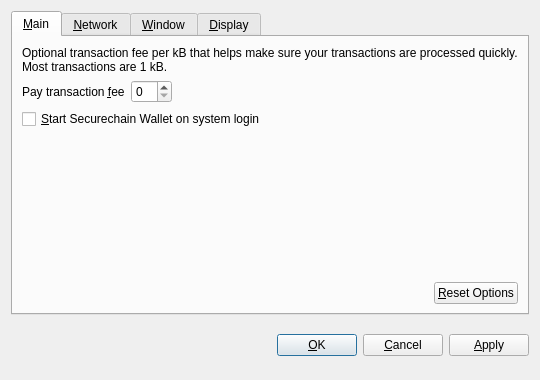
First picture: the form in src/qt/forms/optionsdialog.ui, repository securechain/securechain-wallet, before the edit.
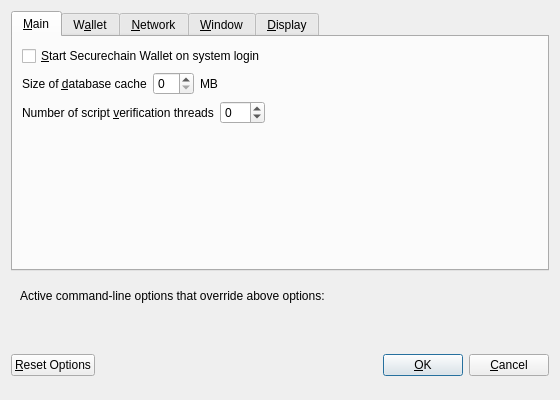
Second picture: the form after the edit. The open tabs and pages were chosen to show the change. Custom widgets are drawn as their Qt base class.

Commit message: Apply Bitcoin Core 0.9.0 update

```diff
--- a/src/qt/forms/optionsdialog.ui
+++ b/src/qt/forms/optionsdialog.ui
@@ -6,8 +6,8 @@
    <rect>
     <x>0</x>
     <y>0</y>
-    <width>540</width>
-    <height>380</height>
+    <width>560</width>
+    <height>400</height>
    </rect>
   </property>
   <property name="windowTitle">
@@ -19,9 +19,6 @@
   <layout class="QVBoxLayout" name="verticalLayout">
    <item>
     <widget class="QTabWidget" name="tabWidget">
-     <property name="tabPosition">
-      <enum>QTabWidget::North</enum>
-     </property>
      <property name="currentIndex">
       <number>1</number>
      </property>
@@ -31,6 +28,122 @@
       </attribute>
       <layout class="QVBoxLayout" name="verticalLayout_Main">
        <item>
+        <widget class="QCheckBox" name="bitcoinAtStartup">
+         <property name="toolTip">
+          <string>Automatically start Securechain Wallet after logging in to the system.</string>
+         </property>
+         <property name="text">
+          <string>&amp;Start Securechain Wallet on system login</string>
+         </property>
+        </widget>
+       </item>
+       <item>
+        <layout class="QHBoxLayout" name="horizontalLayout_2_Main">
+         <item>
+          <widget class="QLabel" name="databaseCacheLabel">
+           <property name="text">
+            <string>Size of &amp;database cache</string>
+           </property>
+           <property name="textFormat">
+            <enum>Qt::PlainText</enum>
+           </property>
+           <property name="buddy">
+            <cstring>databaseCache</cstring>
+           </property>
+          </widget>
+         </item>
+         <item>
+          <widget class="QSpinBox" name="databaseCache"/>
+         </item>
+         <item>
+          <widget class="QLabel" name="databaseCacheUnitLabel">
+           <property name="text">
+            <string>MB</string>
+           </property>
+           <property name="textFormat">
+            <enum>Qt::PlainText</enum>
+           </property>
+          </widget>
+         </item>
+         <item>
+          <spacer name="horizontalSpacer_2_Main">
+           <property name="orientation">
+            <enum>Qt::Horizontal</enum>
+           </property>
+           <property name="sizeHint" stdset="0">
+            <size>
+             <width>40</width>
+             <height>20</height>
+            </size>
+           </property>
+          </spacer>
+         </item>
+        </layout>
+       </item>
+       <item>
+        <layout class="QHBoxLayout" name="horizontalLayout_3_Main">
+         <item>
+          <widget class="QLabel" name="threadsScriptVerifLabel">
+           <property name="text">
+            <string>Number of script &amp;verification threads</string>
+           </property>
+           <property name="textFormat">
+            <enum>Qt::PlainText</enum>
+           </property>
+           <property name="buddy">
+            <cstring>threadsScriptVerif</cstring>
+           </property>
+          </widget>
+         </item>
+         <item>
+          <widget class="QSpinBox" name="threadsScriptVerif">
+           <property name="toolTip">
+            <string>Set the number of script verification threads (up to 16, 0 = auto, &lt;0 = leave that many cores free, default: 0)</string>
+           </property>
+           <property name="minimum">
+            <number>-16</number>
+           </property>
+           <property name="maximum">
+            <number>16</number>
+           </property>
+          </widget>
+         </item>
+         <item>
+          <spacer name="horizontalSpacer_3_Main">
+           <property name="orientation">
+            <enum>Qt::Horizontal</enum>
+           </property>
+           <property name="sizeHint" stdset="0">
+            <size>
+             <width>40</width>
+             <height>20</height>
+            </size>
+           </property>
+          </spacer>
+         </item>
+        </layout>
+       </item>
+       <item>
+        <spacer name="verticalSpacer_Main">
+         <property name="orientation">
+          <enum>Qt::Vertical</enum>
+         </property>
+         <property name="sizeHint" stdset="0">
+          <size>
+           <width>20</width>
+           <height>40</height>
+          </size>
+         </property>
+        </spacer>
+       </item>
+      </layout>
+     </widget>
+     <widget class="QWidget" name="tabWallet">
+      <attribute name="title">
+       <string>W&amp;allet</string>
+      </attribute>
+      <layout class="QVBoxLayout" name="verticalLayout_Wallet">
+       <item>
         <widget class="QLabel" name="transactionFeeInfoLabel">
          <property name="text">
           <string>Optional transaction fee per kB that helps make sure your transactions are processed quickly. Most transactions are 1 kB.</string>
@@ -44,7 +157,7 @@
         </widget>
        </item>
        <item>
-        <layout class="QHBoxLayout" name="horizontalLayout_1_Main">
+        <layout class="QHBoxLayout" name="horizontalLayout_1_Wallet">
          <item>
           <widget class="QLabel" name="transactionFeeLabel">
            <property name="text">
@@ -77,17 +190,17 @@
         </layout>
        </item>
        <item>
-        <widget class="QCheckBox" name="bitcoinAtStartup">
-         <property name="toolTip">
-          <string>&lt;html&gt;&lt;head/&gt;&lt;body&gt;&lt;p&gt;Automatically start Securechain Wallet after logging in to the system.&lt;/p&gt;&lt;/body&gt;&lt;/html&gt;</string>
+        <widget class="QLabel" name="spendZeroConfChangeInfoLabel">
+         <property name="text">
+          <string>If you disable the spending of unconfirmed change, the change from a transaction cannot be used until that transaction has at least one confirmation. This also affects how your balance is computed.</string>
          </property>
          <property name="text">
-          <string>&amp;Start Securechain Wallet on system login</string>
+          <string>&amp;Spend unconfirmed change (experts only)</string>
          </property>
         </widget>
        </item>
        <item>
-        <spacer name="verticalSpacer_Main">
+        <spacer name="verticalSpacer_Wallet">
          <property name="orientation">
           <enum>Qt::Vertical</enum>
          </property>
@@ -99,36 +212,6 @@
          </property>
         </spacer>
        </item>
-       <item>
-        <layout class="QHBoxLayout" name="horizontalLayout_2_Main">
-         <item>
-          <spacer name="horizontalSpacer_2_Main">
-           <property name="orientation">
-            <enum>Qt::Horizontal</enum>
-           </property>
-           <property name="sizeHint" stdset="0">
-            <size>
-             <width>40</width>
-             <height>20</height>
-            </size>
-           </property>
-          </spacer>
-         </item>
-         <item>
-          <widget class="QPushButton" name="resetButton">
-           <property name="toolTip">
-            <string>Reset all client options to default.</string>
-           </property>
-           <property name="text">
-            <string>&amp;Reset Options</string>
-           </property>
-           <property name="autoDefault">
-            <bool>false</bool>
-           </property>
-          </widget>
-         </item>
-        </layout>
-       </item>
       </layout>
      </widget>
      <widget class="QWidget" name="tabNetwork">
@@ -380,8 +463,67 @@
      </widget>
     </widget>
    </item>
+   <item>
+    <widget class="QFrame" name="frame">
+     <layout class="QVBoxLayout" name="verticalLayout_Bottom">
+      <item>
+       <layout class="QHBoxLayout" name="horizontalLayout_Bottom">
+        <item>
+         <widget class="QLabel" name="overriddenByCommandLineInfoLabel">
+          <property name="text">
+           <string>Active command-line options that override above options:</string>
+          </property>
+          <property name="textFormat">
+           <enum>Qt::PlainText</enum>
+          </property>
+         </widget>
+        </item>
+        <item>
+         <spacer name="horizontalSpacer_Bottom">
+          <property name="orientation">
+           <enum>Qt::Horizontal</enum>
+          </property>
+          <property name="sizeHint" stdset="0">
+           <size>
+            <width>40</width>
+            <height>20</height>
+           </size>
+          </property>
+         </spacer>
+        </item>
+       </layout>
+      </item>
+      <item>
+       <widget class="QLabel" name="overriddenByCommandLineLabel">
+        <property name="text">
+         <string/>
+        </property>
+        <property name="textFormat">
+         <enum>Qt::PlainText</enum>
+        </property>
+        <property name="wordWrap">
+         <bool>true</bool>
+        </property>
+       </widget>
+      </item>
+     </layout>
+    </widget>
+   </item>
    <item>
     <layout class="QHBoxLayout" name="horizontalLayout_Buttons">
+     <item>
+      <widget class="QPushButton" name="resetButton">
+       <property name="toolTip">
+        <string>Reset all client options to default.</string>
+       </property>
+       <property name="text">
+        <string>&amp;Reset Options</string>
+       </property>
+       <property name="autoDefault">
+        <bool>false</bool>
+       </property>
+      </widget>
+     </item>
      <item>
       <spacer name="horizontalSpacer_1">
        <property name="orientation">
@@ -397,6 +539,12 @@
      </item>
      <item>
       <widget class="QLabel" name="statusLabel">
+       <property name="minimumSize">
+        <size>
+         <width>200</width>
+         <height>0</height>
+        </size>
+       </property>
        <property name="font">
         <font>
          <weight>75</weight>
@@ -444,16 +592,6 @@
        </property>
       </widget>
      </item>
-     <item>
-      <widget class="QPushButton" name="applyButton">
-       <property name="text">
-        <string>&amp;Apply</string>
-       </property>
-       <property name="autoDefault">
-        <bool>false</bool>
-       </property>
-      </widget>
-     </item>
     </layout>
    </item>
   </layout>
@@ -461,19 +599,20 @@
  <customwidgets>
   <customwidget>
    <class>BitcoinAmountField</class>
-   <extends>QSpinBox</extends>
+   <extends>QLineEdit</extends>
    <header>bitcoinamountfield.h</header>
+   <container>1</container>
+  </customwidget>
+  <customwidget>
+   <class>QValidatedLineEdit</class>
+   <extends>QLineEdit</extends>
+   <header>qvalidatedlineedit.h</header>
   </customwidget>
   <customwidget>
    <class>QValueComboBox</class>
    <extends>QComboBox</extends>
    <header>qvaluecombobox.h</header>
   </customwidget>
-  <customwidget>
-   <class>QValidatedLineEdit</class>
-   <extends>QLineEdit</extends>
-   <header>qvalidatedlineedit.h</header>
-  </customwidget>
  </customwidgets>
  <resources/>
  <connections/>
```
Left out of the diff: 52 changed lines with no effect on the pictures. The commit also changes 468 other files.
